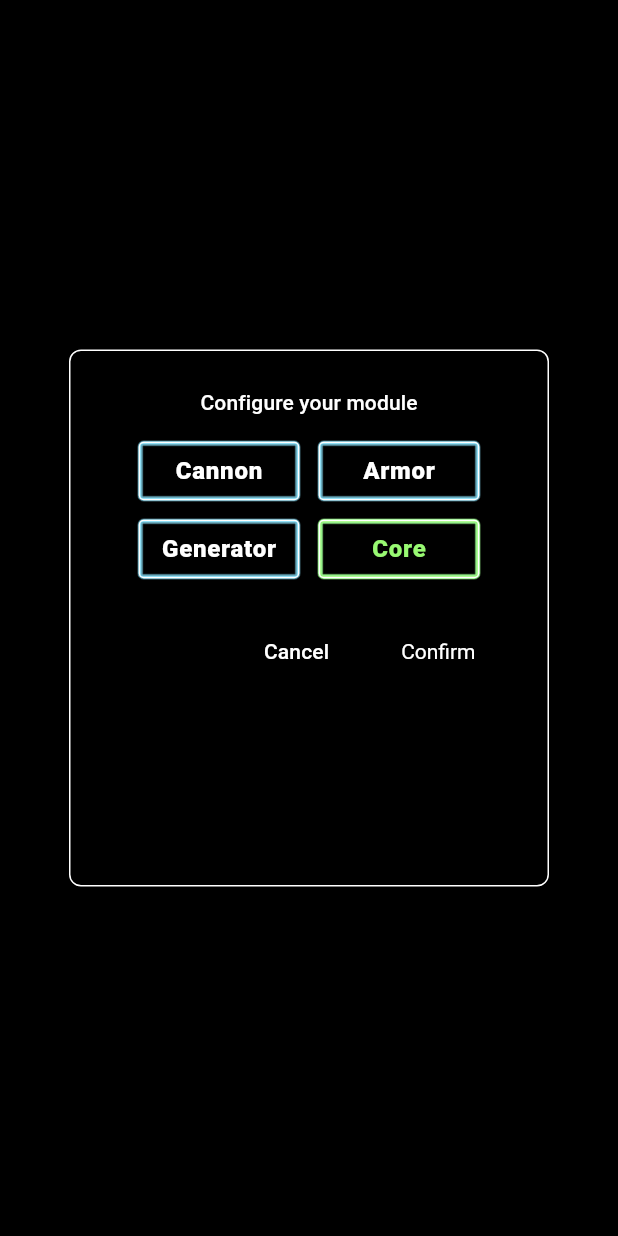
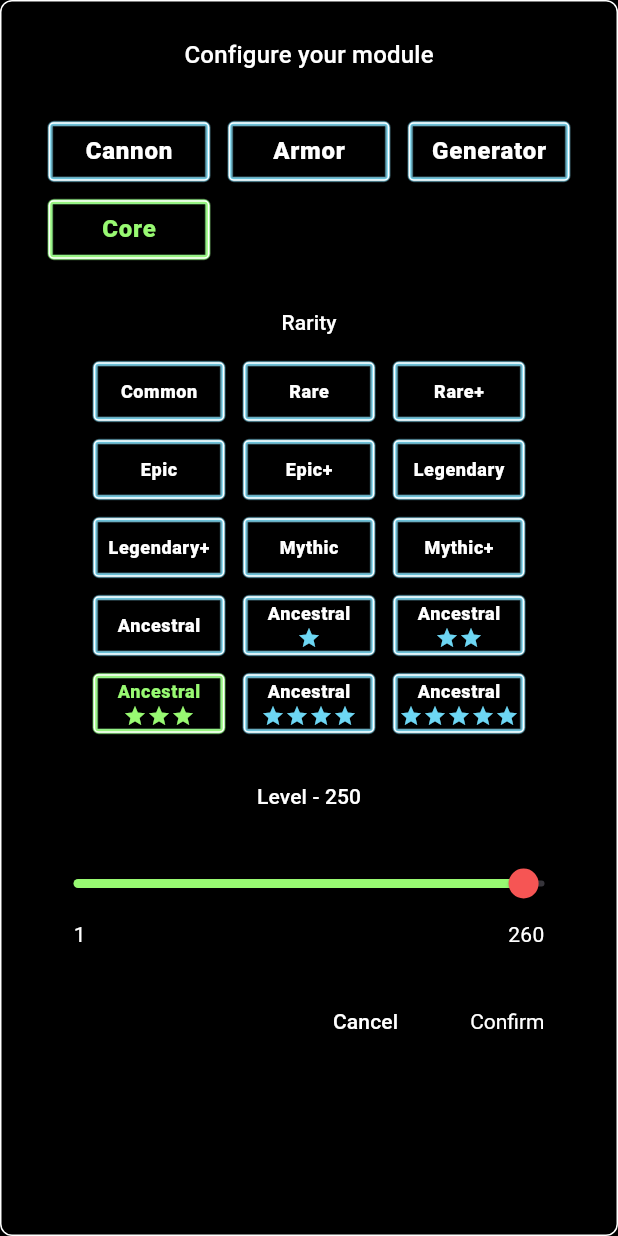
Before and after one commit to szepeshazi/tower_modules, a Flutter app: the screen it shows after launch, after a tap on the "edit" icon, on a phone screen of 412 x 824 dp. Run offline on Flutter 3.47's test engine with Material 3 defaults, Android fonts, the phone set to English and light mode, and no system bars; our stand-ins replace google_fonts; Roboto replaces fonts that are missing (Play).

Commit message:
add module level slider input

```diff
--- a/lib/core/notifier_builder.dart
+++ b/lib/core/notifier_builder.dart
@@ -17,6 +17,7 @@ class NotifierBuilder<T extends Notifier<S>, S> extends StatefulWidget {
   final Widget? child;
 
   final T Function()? resolver;
+
   final Object? Function(S value)? selector;
 
   final NotificationStateBuilder<S> builder;
@@ -30,22 +31,15 @@ class _NotifierBuilderState<T extends Notifier<S>, S>
   late S _state;
   Subscription? subscription;
 
-  @override
-  void initState() {
-    super.initState();
-    if (widget.resolver != null) {
-      _subscribe(widget.resolver!);
-    }
-  }
-
   void _subscribe(T Function() resolver) {
     final notifier = resolver();
-    _state = notifier.state;
+    subscription?.cancel();
     subscription = notifier.listen(selector: widget.selector, (value) {
       setState(() {
         _state = value;
       });
     });
+    _state = notifier.state;
   }
 
   @override
@@ -56,7 +50,6 @@ class _NotifierBuilderState<T extends Notifier<S>, S>
   @override
   void didChangeDependencies() {
     super.didChangeDependencies();
-    subscription?.cancel();
     final resolver = widget.resolver ?? () => context.get<T>();
     _subscribe(resolver);
   }
@@ -64,7 +57,6 @@ class _NotifierBuilderState<T extends Notifier<S>, S>
   @override
   void didUpdateWidget(covariant NotifierBuilder<T, S> oldWidget) {
     super.didUpdateWidget(oldWidget);
-    subscription?.cancel();
     final resolver = widget.resolver ?? () => context.get<T>();
     _subscribe(resolver);
   }
--- a/lib/main_page.dart
+++ b/lib/main_page.dart
@@ -4,7 +4,6 @@ import 'package:tower_modules/core/vault_provider.dart';
 import 'package:tower_modules/state/module_state.dart';
 import 'package:tower_modules/state/module_state_notifier.dart';
 import 'package:tower_modules/widgets/effects/unlocked_effect_warning_widget.dart';
-import 'package:tower_modules/widgets/module/module_level_widget.dart';
 import 'package:tower_modules/widgets/module/module_widget.dart';
 
 import 'widgets/effects/effects_widget.dart';
@@ -26,34 +25,17 @@ class MainPageWidget extends StatelessWidget {
               crossAxisAlignment: CrossAxisAlignment.start,
               children: [
                 ModuleWidget(),
-
-                Padding(
-                  padding: const EdgeInsets.only(left: 12.0),
-                  child: NotifierBuilder<ModuleStateNotifier, ModuleState>(
-                    selector: (state) => state.level,
-                    builder: (BuildContext context, state, Widget? child) {
-                      return ModuleLevelWidget(
-                        currentLevel: state.level,
-                        maxLevel: state.level,
-                      );
-                    },
-                  ),
-                ),
-
                 NotifierBuilder<ModuleStateNotifier, ModuleState>(
+                  selector: (state) => state.effects,
                   builder: (BuildContext context, state, Widget? child) {
-                    return EffectsWidget(
-                      module: state.module,
-                      rarity: state.rarity,
-                      currentLevel: state.level,
-                      slots: state.effects,
-                    );
+                    return EffectsWidget(slots: state.effects);
                   },
                 ),
               ],
             ),
           ),
           NotifierBuilder<ModuleStateNotifier, ModuleState>(
+            selector: (state) => state.showWarning,
             builder: (BuildContext context, state, Widget? child) {
               if (!state.showWarning) {
                 return SizedBox.shrink();
--- a/lib/state/effect_state.dart
+++ b/lib/state/effect_state.dart
@@ -16,4 +16,9 @@ class EffectState {
 
   @override
   int get hashCode => slotValue.hashCode ^ locked.hashCode;
+
+  @override
+  String toString() {
+    return 'Slot: ${slotValue.effect}}';
+  }
 }
--- a/lib/widgets/effects/effects_widget.dart
+++ b/lib/widgets/effects/effects_widget.dart
@@ -1,5 +1,4 @@
 import 'package:flutter/material.dart';
-import 'package:tower_modules/model/module_spec.dart';
 import 'package:tower_modules/state/effect_state.dart';
 import 'package:tower_modules/widgets/effects/auto_reroll_widget.dart';
 import 'package:tower_modules/widgets/effects/manual_reroll_widget.dart';
@@ -7,17 +6,8 @@ import 'package:tower_modules/widgets/effects/reroll_cost_widget.dart';
 import 'package:tower_modules/widgets/effects/slot_widget.dart';
 
 class EffectsWidget extends StatelessWidget {
-  const EffectsWidget({
-    super.key,
-    required this.module,
-    required this.rarity,
-    required this.currentLevel,
-    required this.slots,
-  });
+  const EffectsWidget({super.key, required this.slots});
 
-  final ModuleType module;
-  final Rarity rarity;
-  final int currentLevel;
   final List<EffectState> slots;
 
   @override
--- /dev/null
+++ b/lib/widgets/module/editor/module_type_editor_widget.dart
@@ -0,0 +1,322 @@
+import 'package:flutter/material.dart';
+import 'package:tower_modules/core/notifier_builder.dart';
+import 'package:tower_modules/core/vault.dart';
+import 'package:tower_modules/model/module_colors.dart';
+import 'package:tower_modules/model/module_spec.dart';
+import 'package:tower_modules/state/module_editor_state.dart';
+import 'package:tower_modules/state/module_editor_state_notifier.dart';
+import 'package:tower_modules/state/module_state_notifier.dart';
+import 'package:tower_modules/widgets/common/glowing_border_chip_widget.dart';
+
+class ModuleTypeEditorWidget extends StatelessWidget {
+  const ModuleTypeEditorWidget({required this.vault, super.key});
+
+  final Vault vault;
+
+  @override
+  Widget build(BuildContext context) {
+    final editorBloc = vault.get<ModuleEditorStateNotifier>();
+    final moduleBloc = vault.get<ModuleStateNotifier>();
+
+    return Material(
+      child: Center(
+        child: Container(
+          width: 540,
+          decoration: BoxDecoration(
+            border: Border.all(color: Colors.white),
+            borderRadius: BorderRadius.circular(8),
+          ),
+          padding: const EdgeInsets.all(24),
+          child: Column(
+            mainAxisSize: MainAxisSize.min,
+            children: [
+              Text(
+                'Configure your module',
+                style: Theme.of(context).textTheme.titleMedium,
+              ),
+              const SizedBox(height: 32),
+              NotifierBuilder<ModuleEditorStateNotifier, ModuleEditorState>(
+                resolver: vault.get<ModuleEditorStateNotifier>,
+                selector: (state) => state.module,
+                builder: (context, state, child) {
+                  return Wrap(
+                    spacing: 12,
+                    runSpacing: 12,
+                    children: [
+                      ...ModuleType.values.map((module) {
+                        return ModuleTypeSelectWidget(
+                          editorBloc: editorBloc,
+                          module: module,
+                          isSelected: state.module == module,
+                        );
+                      }),
+                    ],
+                  );
+                },
+              ),
+              const SizedBox(height: 32),
+              Text('Rarity', style: Theme.of(context).textTheme.titleSmall),
+              const SizedBox(height: 16),
+
+              NotifierBuilder<ModuleEditorStateNotifier, ModuleEditorState>(
+                resolver: vault.get<ModuleEditorStateNotifier>,
+                selector: (state) => state.rarity,
+                builder: (context, state, child) {
+                  return Wrap(
+                    spacing: 12,
+                    runSpacing: 12,
+                    children: [
+                      ...Rarity.values.map((rarity) {
+                        return RaritySelectWidget(
+                          editorBloc: editorBloc,
+                          rarity: rarity,
+                          isSelected: state.rarity == rarity,
+                        );
+                      }),
+                    ],
+                  );
+                },
+              ),
+
+              const SizedBox(height: 32),
+              NotifierBuilder<ModuleEditorStateNotifier, ModuleEditorState>(
+                resolver: vault.get<ModuleEditorStateNotifier>,
+                selector:
+                    (state) => state.level.hashCode ^ state.rarity.hashCode,
+                builder: (context, state, child) {
+                  return Text(
+                    'Level - ${state.level}',
+                    style: Theme.of(context).textTheme.titleSmall,
+                  );
+                },
+              ),
+              const SizedBox(height: 24),
+
+              NotifierBuilder<ModuleEditorStateNotifier, ModuleEditorState>(
+                resolver: vault.get<ModuleEditorStateNotifier>,
+                selector:
+                    (state) => state.level.hashCode ^ state.rarity.hashCode,
+                builder: (context, state, child) {
+                  return Center(
+                    child: LevelSelectWidget(
+                      level: state.level ?? 1,
+                      maxLevel: state.rarity?.maxLevel ?? 20,
+                      editorBloc: editorBloc,
+                    ),
+                  );
+                },
+              ),
+
+              const SizedBox(height: 24),
+              ModuleEditorActionsWidget(
+                editorBloc: editorBloc,
+                moduleBloc: moduleBloc,
+              ),
+              const SizedBox(height: 108),
+            ],
+          ),
+        ),
+      ),
+    );
+  }
+}
+
+class ModuleEditorActionsWidget extends StatelessWidget {
+  const ModuleEditorActionsWidget({
+    super.key,
+    required this.editorBloc,
+    required this.moduleBloc,
+  });
+
+  final ModuleEditorStateNotifier editorBloc;
+  final ModuleStateNotifier moduleBloc;
+
+  @override
+  Widget build(BuildContext context) {
+    return Row(
+      mainAxisAlignment: MainAxisAlignment.end,
+      children: [
+        TextButton(onPressed: editorBloc.hide, child: const Text('Cancel')),
+        const SizedBox(width: 12),
+        ElevatedButton(
+          onPressed: () {
+            final module = editorBloc.state.module;
+            final rarity = editorBloc.state.rarity;
+            final level = editorBloc.state.level;
+            final valid = module != null && rarity != null && level != null;
+            if (valid) {
+              moduleBloc.updateModule(
+                module: module,
+                rarity: rarity,
+                level: level,
+              );
+            }
+            editorBloc.hide();
+          },
+          child: const Text('Confirm'),
+        ),
+      ],
+    );
+  }
+}
+
+class ModuleTypeSelectWidget extends StatelessWidget {
+  const ModuleTypeSelectWidget({
+    super.key,
+    required this.editorBloc,
+    required this.module,
+    required this.isSelected,
+  });
+
+  final ModuleEditorStateNotifier editorBloc;
+  final ModuleType module;
+  final bool isSelected;
+
+  @override
+  Widget build(BuildContext context) {
+    final rarity = isSelected ? Rarity.ancestral : Rarity.rare;
+    final baseColor = ModuleColor.forRarity(rarity).base;
+    final accentColor = ModuleColor.forRarity(rarity).accent;
+    final style = Theme.of(
+      context,
+    ).textTheme.bodyLarge?.copyWith(fontWeight: FontWeight.w900);
+
+    return GlowingBorderChipWidget(
+      baseColor: baseColor,
+      accentColor: accentColor,
+      borderRadius: 4,
+
+      child: Padding(
+        padding: EdgeInsets.all(4),
+        child: Material(
+          child: InkWell(
+            onTap: () => editorBloc.setModule(module),
+            child: SizedBox(
+              width: 100,
+              height: 32,
+              child: Center(
+                child: Text(
+                  module.shortName,
+                  style: style?.copyWith(
+                    color: isSelected ? accentColor : Colors.white,
+                  ),
+                ),
+              ),
+            ),
+          ),
+        ),
+      ),
+    );
+  }
+}
+
+class RaritySelectWidget extends StatelessWidget {
+  const RaritySelectWidget({
+    super.key,
+    required this.editorBloc,
+    required this.rarity,
+    required this.isSelected,
+  });
+
+  final ModuleEditorStateNotifier editorBloc;
+  final Rarity rarity;
+  final bool isSelected;
+
+  @override
+  Widget build(BuildContext context) {
+    final r = isSelected ? Rarity.ancestral : Rarity.rare;
+    final baseColor = ModuleColor.forRarity(r).base;
+    final accentColor = ModuleColor.forRarity(r).accent;
+    final style = Theme.of(
+      context,
+    ).textTheme.bodySmall?.copyWith(fontWeight: FontWeight.w900);
+
+    return GlowingBorderChipWidget(
+      baseColor: baseColor,
+      accentColor: accentColor,
+      borderRadius: 4,
+
+      child: Padding(
+        padding: EdgeInsets.all(4),
+        child: Material(
+          child: InkWell(
+            onTap: () => editorBloc.setRarity(rarity),
+            child: SizedBox(
+              width: 80,
+              height: 32,
+              child: Center(
+                child: Column(
+                  mainAxisAlignment: MainAxisAlignment.center,
+                  children: [
+                    Text(
+                      rarity.name,
+                      style: style?.copyWith(
+                        color: isSelected ? accentColor : Colors.white,
+                      ),
+                    ),
+                    if (rarity.stars != null)
+                      Row(
+                        mainAxisAlignment: MainAxisAlignment.center,
+                        children: [
+                          for (var i = 0; i < (rarity.stars ?? 0); i++)
+                            Icon(Icons.star, size: 16, color: accentColor),
+                        ],
+                      ),
+                  ],
+                ),
+              ),
+            ),
+          ),
+        ),
+      ),
+    );
+  }
+}
+
+class LevelSelectWidget extends StatelessWidget {
+  const LevelSelectWidget({
+    super.key,
+    required this.level,
+    required this.maxLevel,
+    required this.editorBloc,
+  });
+
+  final int level;
+  final int maxLevel;
+  final ModuleEditorStateNotifier editorBloc;
+
+  @override
+  Widget build(BuildContext context) {
+    final color = ModuleColor.forRarity(Rarity.ancestral).accent;
+    final thumbColor = ModuleColor.forRarity(Rarity.mythic).base;
+    final thumbOutlineColor = ModuleColor.forRarity(Rarity.mythic).accent;
+
+    return Column(
+      children: [
+        SliderTheme(
+          data: SliderTheme.of(context).copyWith(
+            activeTrackColor: color,
+            activeTickMarkColor: color,
+            thumbColor: thumbColor,
+            valueIndicatorColor: thumbColor,
+            valueIndicatorStrokeColor: thumbOutlineColor,
+          ),
+          child: Slider(
+            value: level.toDouble(),
+            min: 1,
+            max: maxLevel.toDouble(),
+            divisions: maxLevel,
+            label: '$level',
+            onChanged: (double value) {
+              editorBloc.setLevel(value.toInt());
+            },
+          ),
+        ),
+        Padding(
+          padding: const EdgeInsets.symmetric(horizontal: 24.0),
+          child: Row(children: [Text('1'), Spacer(), Text('$maxLevel')]),
+        ),
+      ],
+    );
+  }
+}
--- a/lib/widgets/module/module_type_editor_widget.dart
+++ /dev/null
@@ -1,132 +0,0 @@
-import 'package:flutter/material.dart';
-import 'package:tower_modules/core/notifier_builder.dart';
-import 'package:tower_modules/core/vault.dart';
-import 'package:tower_modules/model/module_colors.dart';
-import 'package:tower_modules/model/module_spec.dart';
-import 'package:tower_modules/state/module_editor_state.dart';
-import 'package:tower_modules/state/module_editor_state_notifier.dart';
-import 'package:tower_modules/state/module_state_notifier.dart';
-import 'package:tower_modules/widgets/common/glowing_border_chip_widget.dart';
-
-class ModuleTypeEditorWidget extends StatelessWidget {
-  const ModuleTypeEditorWidget({required this.vault, super.key});
-
-  final Vault vault;
-
-  @override
-  Widget build(BuildContext context) {
-    final baseColor = ModuleColor.forRarity(Rarity.rare).base;
-    final accentColor = ModuleColor.forRarity(Rarity.rare).accent;
-    final selectedBaseColor = ModuleColor.forRarity(Rarity.ancestral).base;
-    final selectedAccentColor = ModuleColor.forRarity(Rarity.ancestral).accent;
-
-    final style = Theme.of(
-      context,
-    ).textTheme.bodyLarge?.copyWith(fontWeight: FontWeight.w900);
-
-    final editorBloc = vault.get<ModuleEditorStateNotifier>();
-    final moduleBloc = vault.get<ModuleStateNotifier>();
-
-    return Material(
-      child: Center(
-        child: Container(
-          width: 320,
-          decoration: BoxDecoration(
-            border: Border.all(color: Colors.white),
-            borderRadius: BorderRadius.circular(8),
-          ),
-          padding: const EdgeInsets.all(24),
-          child: Column(
-            mainAxisSize: MainAxisSize.min,
-            children: [
-              Text(
-                'Configure your module',
-                style: Theme.of(context).textTheme.titleSmall,
-              ),
-              const SizedBox(height: 16),
-              NotifierBuilder<ModuleEditorStateNotifier, ModuleEditorState>(
-                resolver: vault.get<ModuleEditorStateNotifier>,
-                selector: (state) => state.module,
-                builder: (context, state, child) {
-                  return Wrap(
-                    spacing: 12,
-                    runSpacing: 12,
-                    children: [
-                      ...ModuleType.values.map((module) {
-                        return GlowingBorderChipWidget(
-                          baseColor:
-                              state.module == module
-                                  ? selectedBaseColor
-                                  : baseColor,
-                          accentColor:
-                              state.module == module
-                                  ? selectedAccentColor
-                                  : accentColor,
-                          borderRadius: 4,
-
-                          child: Padding(
-                            padding: EdgeInsets.all(4),
-                            child: Material(
-                              child: InkWell(
-                                onTap: () => editorBloc.setModule(module),
-                                child: SizedBox(
-                                  width: 100,
-                                  height: 32,
-                                  child: Center(
-                                    child: Text(
-                                      module.shortName,
-                                      style: style?.copyWith(
-                                        color:
-                                            module == state.module
-                                                ? selectedAccentColor
-                                                : Colors.white,
-                                      ),
-                                    ),
-                                  ),
-                                ),
-                              ),
-                            ),
-                          ),
-                        );
-                      }),
-                    ],
-                  );
-                },
-              ),
-              const SizedBox(height: 24),
-              Row(
-                mainAxisAlignment: MainAxisAlignment.end,
-                children: [
-                  TextButton(
-                    onPressed: editorBloc.hide,
-                    child: const Text('Cancel'),
-                  ),
-                  const SizedBox(width: 12),
-                  ElevatedButton(
-                    onPressed: () {
-                      final module = editorBloc.state.module;
-                      final rarity = editorBloc.state.rarity;
-                      final level = editorBloc.state.level;
-                      final valid =
-                          module != null && rarity != null && level != null;
-                      if (valid) {
-                        moduleBloc.updateModule(
-                          module: module,
-                          rarity: rarity,
-                          level: level,
-                        );
-                      }
-                      editorBloc.hide();
-                    },
-                    child: const Text('Confirm'),
-                  ),
-                ],
-              ),
-              const SizedBox(height: 108),
-            ],
-          ),
-        ),
-      ),
-    );
-  }
-}
--- a/lib/widgets/module/module_widget.dart
+++ b/lib/widgets/module/module_widget.dart
@@ -7,8 +7,9 @@ import 'package:tower_modules/state/module_state.dart';
 import 'package:tower_modules/state/module_state_notifier.dart';
 import 'package:tower_modules/widgets/common/overlay_widget.dart';
 import 'package:tower_modules/widgets/module/module_icon_widget.dart';
+import 'package:tower_modules/widgets/module/module_level_widget.dart';
 import 'package:tower_modules/widgets/module/module_name_widget.dart';
-import 'package:tower_modules/widgets/module/module_type_editor_widget.dart';
+import 'package:tower_modules/widgets/module/editor/module_type_editor_widget.dart';
 import 'package:tower_modules/widgets/module/rarity_widget.dart';
 import 'package:tower_modules/widgets/module/stars_widget.dart';
 
@@ -41,15 +42,24 @@ class ModuleWidget extends StatelessWidget {
             ),
           ),
         ),
-        Row(
+        NotifierBuilder<ModuleStateNotifier, ModuleState>(
+          builder: (BuildContext context, state, Widget? child) {
+            return Row(
               mainAxisAlignment: MainAxisAlignment.center,
               mainAxisSize: MainAxisSize.min,
               children: [
-            NotifierBuilder<ModuleStateNotifier, ModuleState>(
-              selector: (m) => m.module.hashCode ^ m.rarity.hashCode,
-              builder: (BuildContext context, state, Widget? child) {
-                return ModuleIconWidget(state: state);
-              },
+                Column(
+                  children: [
+                    ModuleIconWidget(state: state),
+
+                    Padding(
+                      padding: const EdgeInsets.only(left: 12.0),
+                      child: ModuleLevelWidget(
+                        currentLevel: state.level,
+                        maxLevel: state.level,
+                      ),
+                    ),
+                  ],
                 ),
                 SizedBox(width: 12),
                 Column(
@@ -57,28 +67,15 @@ class ModuleWidget extends StatelessWidget {
                   mainAxisSize: MainAxisSize.min,
                   crossAxisAlignment: CrossAxisAlignment.start,
                   children: [
-                NotifierBuilder<ModuleStateNotifier, ModuleState>(
-                  selector: (m) => m.rarity,
-                  builder: (BuildContext context, state, Widget? child) {
-                    return RarityWidget(rarity: state.rarity);
-                  },
-                ),
-                NotifierBuilder<ModuleStateNotifier, ModuleState>(
-                  selector: (m) => m.rarity.stars ?? 0,
-                  builder: (BuildContext context, state, Widget? child) {
-                    return StarsWidget(starCount: state.rarity.stars ?? 0);
-                  },
-                ),
-                NotifierBuilder<ModuleStateNotifier, ModuleState>(
-                  selector: (m) => m.module,
-                  builder: (BuildContext context, state, Widget? child) {
-                    return ModuleNameWidget(module: state.module);
-                  },
-                ),
+                    RarityWidget(rarity: state.rarity),
+                    StarsWidget(starCount: state.rarity.stars ?? 0),
+                    ModuleNameWidget(module: state.module),
                     SizedBox(height: 24),
                   ],
                 ),
               ],
+            );
+          },
         ),
 
         NotifierBuilder<ModuleEditorStateNotifier, ModuleEditorState>(
```
Lines whose indentation alone changed are shown as unchanged.
